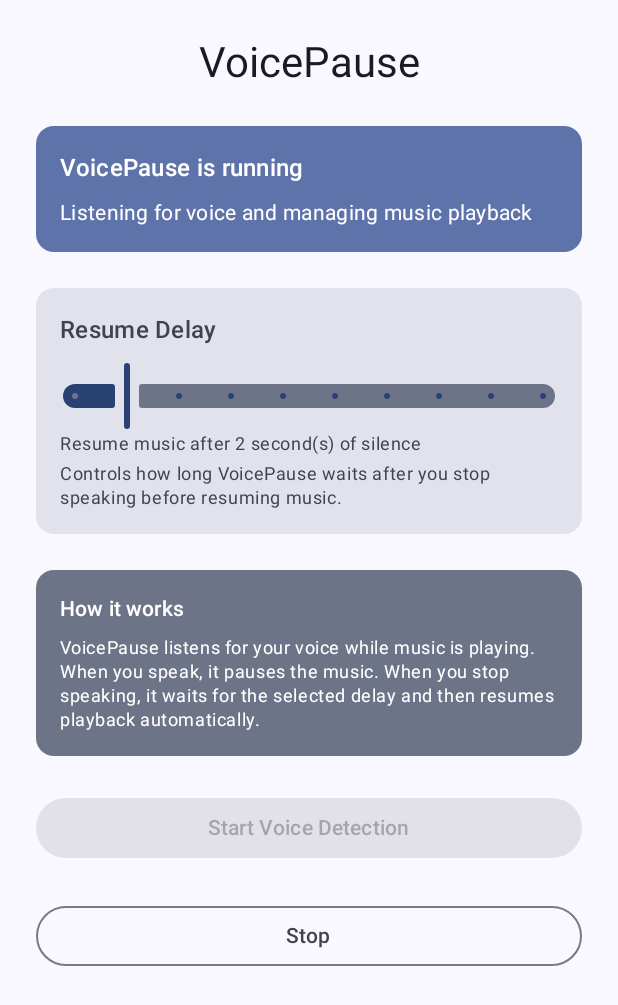
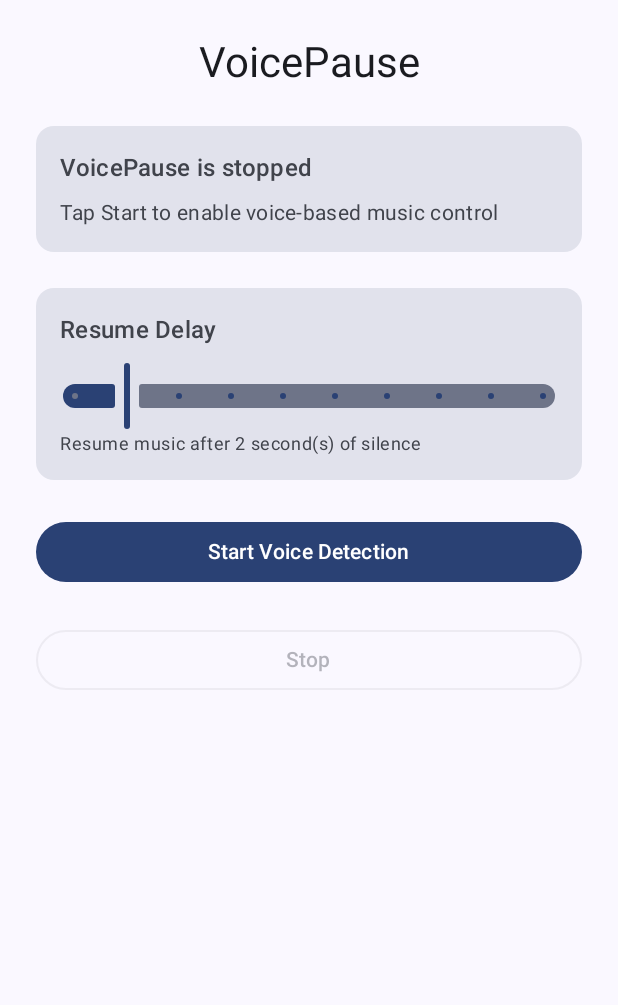
Before and after one commit to RohitKSahoo/Pausify, an Android app built with Jetpack Compose: the screen it shows after launch (MainActivity), after a tap on "Start Voice Detection", on a phone screen of 412 x 824 dp. Shown: the top 1005 px of the screen. Run offline under Robolectric (Android 15) with nearby library versions, the light colour scheme and no system bars.

Commit message:
made the ui responsive with the notification

```diff
--- a/app/src/main/java/com/rohit/voicepause/ui/screen/HomeScreen.kt
+++ b/app/src/main/java/com/rohit/voicepause/ui/screen/HomeScreen.kt
@@ -15,6 +15,7 @@ import androidx.compose.ui.unit.dp
 import com.rohit.voicepause.Settings
 import com.rohit.voicepause.VoiceMonitorService
 import com.rohit.voicepause.ui.components.StatusCard
+import kotlinx.coroutines.delay
 
 @Composable
 fun HomeScreen(
@@ -29,30 +30,40 @@ fun HomeScreen(
         Settings.migrate(context)
     }
 
-    // Service state
-    var isRunning by remember {
-        mutableStateOf(Settings.isServiceRunning(context))
-    }
-
+    // ✅ Single source of truth
+    var isRunning by remember { mutableStateOf(false) }
     var showStoppedSnackbar by remember { mutableStateOf(false) }
 
-    // ⏱ Resume delay in SECONDS (1–10)
+    // ⏱ Resume delay (1–10 seconds)
     var resumeDelaySeconds by remember {
         mutableStateOf(Settings.getSilenceDurationSeconds(context).toFloat())
     }
 
-    // Listen for service stop broadcast
+    // 🔁 Initial sync
+    LaunchedEffect(Unit) {
+        isRunning = Settings.isServiceRunning(context)
+    }
+
+    // 🔔 Broadcast listener (fast updates)
     DisposableEffect(Unit) {
         val receiver = object : BroadcastReceiver() {
             override fun onReceive(ctx: Context?, intent: Intent?) {
-                if (intent?.action == VoiceMonitorService.ACTION_SERVICE_STOPPED) {
-                    isRunning = false
-                    showStoppedSnackbar = true
+                when (intent?.action) {
+                    VoiceMonitorService.ACTION_SERVICE_STARTED -> {
+                        isRunning = true
+                    }
+                    VoiceMonitorService.ACTION_SERVICE_STOPPED -> {
+                        isRunning = false
+                        showStoppedSnackbar = true
+                    }
                 }
             }
         }
 
-        val filter = IntentFilter(VoiceMonitorService.ACTION_SERVICE_STOPPED)
+        val filter = IntentFilter().apply {
+            addAction(VoiceMonitorService.ACTION_SERVICE_STARTED)
+            addAction(VoiceMonitorService.ACTION_SERVICE_STOPPED)
+        }
 
         if (Build.VERSION.SDK_INT >= Build.VERSION_CODES.TIRAMISU) {
             context.registerReceiver(receiver, filter, Context.RECEIVER_NOT_EXPORTED)
@@ -63,7 +74,7 @@ fun HomeScreen(
         onDispose { context.unregisterReceiver(receiver) }
     }
 
-    // Snackbar
+    // 🍿 Snackbar
     LaunchedEffect(showStoppedSnackbar) {
         if (showStoppedSnackbar) {
             snackbarHostState.showSnackbar("VoicePause service stopped")
@@ -91,7 +102,7 @@ fun HomeScreen(
 
             StatusCard(isRunning = isRunning)
 
-            // ⏱ Resume Delay (1–10 seconds)
+            // ⏱ Resume Delay
             Card(
                 modifier = Modifier.fillMaxWidth(),
                 colors = CardDefaults.cardColors(
@@ -99,11 +110,7 @@ fun HomeScreen(
                 )
             ) {
                 Column(modifier = Modifier.padding(16.dp)) {
-                    Text(
-                        "Resume Delay",
-                        style = MaterialTheme.typography.titleMedium
-                    )
-
+                    Text("Resume Delay", style = MaterialTheme.typography.titleMedium)
                     Spacer(modifier = Modifier.height(8.dp))
 
                     Slider(
@@ -121,35 +128,6 @@ fun HomeScreen(
                         text = "Resume music after ${resumeDelaySeconds.toInt()} second(s) of silence",
                         style = MaterialTheme.typography.bodySmall
                     )
-
-                    Spacer(modifier = Modifier.height(4.dp))
-
-                    Text(
-                        text = "Controls how long VoicePause waits after you stop speaking before resuming music.",
-                        style = MaterialTheme.typography.bodySmall,
-                        color = MaterialTheme.colorScheme.onSurfaceVariant
-                    )
-                }
-            }
-
-            // ℹ️ Info
-            Card(
-                modifier = Modifier.fillMaxWidth(),
-                colors = CardDefaults.cardColors(
-                    containerColor = MaterialTheme.colorScheme.secondaryContainer
-                )
-            ) {
-                Column(modifier = Modifier.padding(16.dp)) {
-                    Text(
-                        "How it works",
-                        style = MaterialTheme.typography.titleSmall
-                    )
-                    Spacer(modifier = Modifier.height(8.dp))
-                    Text(
-                        text = "VoicePause listens for your voice while music is playing. When you speak, it pauses the music. When you stop speaking, it waits for the selected delay and then resumes playback automatically.",
-                        style = MaterialTheme.typography.bodySmall,
-                        color = MaterialTheme.colorScheme.onSecondaryContainer
-                    )
                 }
             }
 
@@ -157,7 +135,6 @@ fun HomeScreen(
             Button(
                 onClick = {
                     onStartClick()
-                    isRunning = true
                 },
                 modifier = Modifier.fillMaxWidth(),
                 enabled = !isRunning
@@ -169,7 +146,6 @@ fun HomeScreen(
             OutlinedButton(
                 onClick = {
                     onStopClick()
-                    isRunning = false
                 },
                 modifier = Modifier.fillMaxWidth(),
                 enabled = isRunning
@@ -178,4 +154,15 @@ fun HomeScreen(
             }
         }
     }
+
+    // 🔁 FINAL SAFETY RE-SYNC (this fixes the green-dot case)
+    LaunchedEffect(Unit) {
+        while (true) {
+            delay(500)
+            val actual = Settings.isServiceRunning(context)
+            if (actual != isRunning) {
+                isRunning = actual
+            }
+        }
+    }
 }
```
Also changed, not shown: app/src/main/java/com/rohit/voicepause/VoiceMonitorService.kt (+37 -56 lines).
